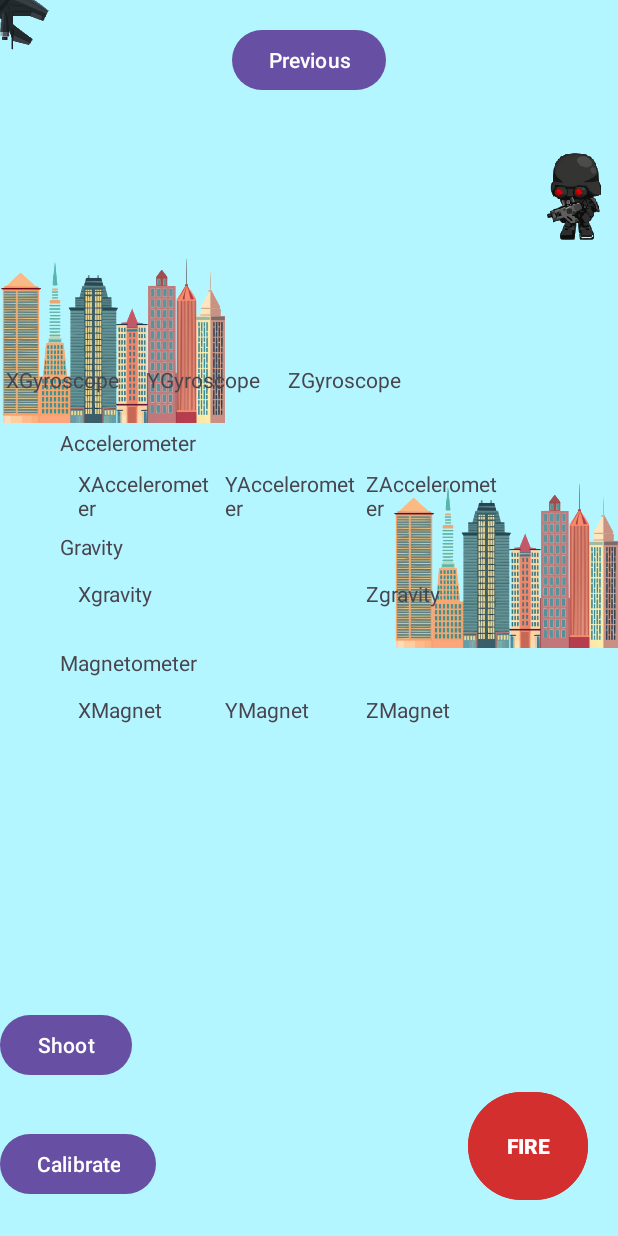
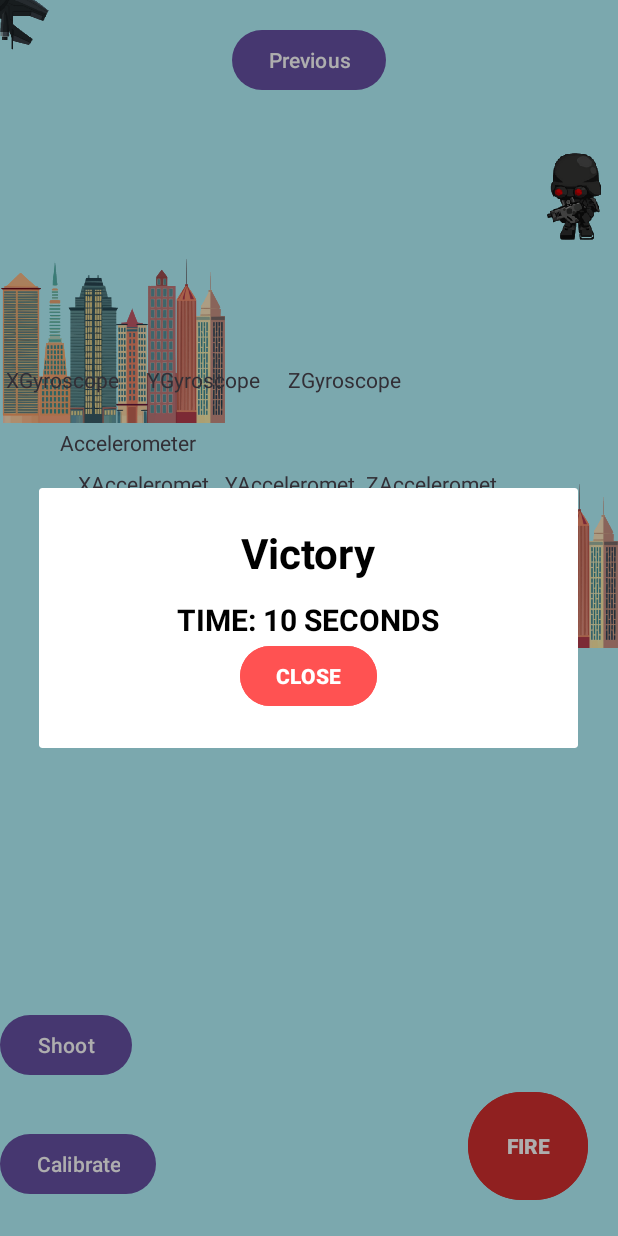
Before and after one commit to ArianFiroozi/UTAirstrike, an Android app: the screen it shows after launch (MainActivity), after a tap on "Next", on a phone screen of 412 x 824 dp. Run offline under Robolectric (Android 15) with nearby library versions, the phone set to English and light mode, and no system bars; our stand-ins replace navigation-ui; 4 statements that could not run were skipped.

Commit message:
add: VictoryDialog

```diff
--- a/UTAirestrike/app/src/main/java/com/example/utairestrike/ui/MainActivity.java
+++ b/UTAirestrike/app/src/main/java/com/example/utairestrike/ui/MainActivity.java
@@ -13,6 +13,7 @@ import com.example.utairestrike.src.model.Player;
 import com.example.utairestrike.src.utill.Vector2D;
 import com.google.android.material.snackbar.Snackbar;
 
+import androidx.appcompat.app.AlertDialog;
 import androidx.appcompat.app.AppCompatActivity;
 
 import android.util.DisplayMetrics;
@@ -27,6 +28,7 @@ import com.example.utairestrike.databinding.ActivityMainBinding;
 
 import android.view.Menu;
 import android.view.MenuItem;
+import android.widget.Button;
 import android.widget.TextView;
 import android.widget.FrameLayout;
 
@@ -117,6 +119,9 @@ public class MainActivity extends AppCompatActivity implements SensorListener {
                 if (running) {
                     seconds++;
                     handler.postDelayed(this, 1000); // delay 1 second
+                    if(seconds == 10){  //for test
+                        showVictoryPopup(seconds);
+                    }
                     if(seconds == 1800) {
                         running = false;
                     }
@@ -124,6 +129,26 @@ public class MainActivity extends AppCompatActivity implements SensorListener {
             }
         });
     }
+
+    private void showVictoryPopup(int timeSeconds) {
+        View popupView = getLayoutInflater().inflate(R.layout.popup_layout, null);
+
+        TextView title = popupView.findViewById(R.id.popupText);
+        TextView time = popupView.findViewById(R.id.popupTime);
+        Button closeButton = popupView.findViewById(R.id.closeButton);
+
+        title.setText("Victory");
+        time.setText("TIME: " + timeSeconds + " SECONDS");
+        AlertDialog.Builder builder = new AlertDialog.Builder(this);
+        builder.setView(popupView);
+        builder.setCancelable(false); // prevent closing by tapping outside
+
+        AlertDialog dialog = builder.create();
+
+        closeButton.setOnClickListener(v -> dialog.dismiss());
+        dialog.show();
+    }
+
 
     private void setSensorDisplay() {
         xGyro = findViewById(R.id.XGyroscope);
--- /dev/null
+++ b/UTAirestrike/app/src/main/res/drawable/popup_background.xml
@@ -0,0 +1,6 @@
+<?xml version="1.0" encoding="utf-8"?>
+<shape xmlns:android="http://schemas.android.com/apk/res/android"
+    android:shape="rectangle">
+    <solid android:color="#FFFFFF"/>
+    <corners android:radius="125dp"/>
+</shape>
--- a/UTAirestrike/app/src/main/res/layout/activity_main.xml
+++ b/UTAirestrike/app/src/main/res/layout/activity_main.xml
@@ -14,7 +14,7 @@
         android:id="@+id/textViewTimer"
         android:layout_width="wrap_content"
         android:layout_height="wrap_content"
-        android:text="Time: 0:10"
+        android:text="0:10"
         android:textSize="24sp"
         android:textColor="#000000"
         android:layout_alignParentTop="true"
--- /dev/null
+++ b/UTAirestrike/app/src/main/res/layout/popup_layout.xml
@@ -0,0 +1,42 @@
+<?xml version="1.0" encoding="utf-8"?>
+<LinearLayout xmlns:android="http://schemas.android.com/apk/res/android"
+    android:layout_width="300dp"
+    android:layout_height="wrap_content"
+    android:background="@drawable/popup_background"
+    android:orientation="vertical"
+    android:gravity="center"
+    android:padding="24dp">
+
+    <TextView
+        android:id="@+id/popupText"
+        android:text="VICTORY"
+        android:textSize="28sp"
+        android:textStyle="bold"
+        android:textColor="#000000"
+        android:layout_marginBottom="12dp"
+        android:layout_width="wrap_content"
+        android:layout_height="wrap_content"
+        />
+
+    <TextView
+        android:id="@+id/popupTime"
+        android:text="TIME: 20 SECONDS"
+        android:textSize="20sp"
+        android:textColor="#000000"
+        android:layout_width="wrap_content"
+        android:layout_height="wrap_content"
+        android:textStyle="bold"
+        />
+
+    <Button
+        android:id="@+id/closeButton"
+        android:layout_width="wrap_content"
+        android:layout_height="wrap_content"
+        android:text="CLOSE"
+        android:paddingLeft="24dp"
+        android:paddingRight="24dp"
+        android:backgroundTint="#FF5252"
+        android:textColor="#FFFFFF"
+        android:textStyle="bold"/>
+
+</LinearLayout>
```
